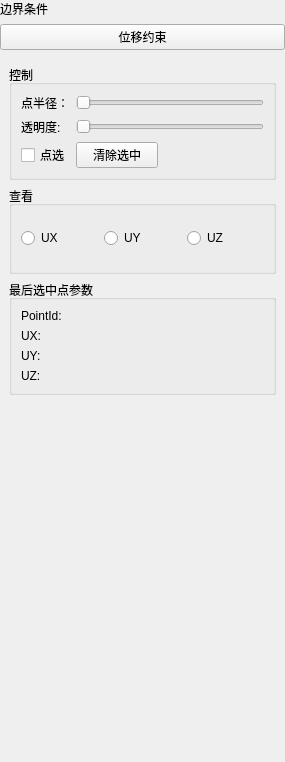
The window that plugins/Base_PhysicalField/DisplacementConstraintWidget.ui (asd977/base_cae) describes before a commit, drawn with Qt 5.
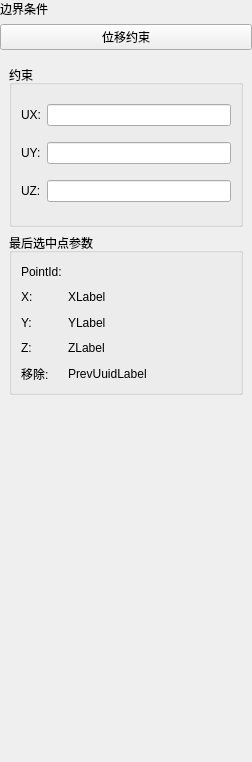
The same window after the commit.

```diff
--- a/plugins/Base_PhysicalField/DisplacementConstraintWidget.ui
+++ b/plugins/Base_PhysicalField/DisplacementConstraintWidget.ui
@@ -6,7 +6,7 @@
    <rect>
     <x>0</x>
     <y>0</y>
-    <width>285</width>
+    <width>252</width>
     <height>762</height>
    </rect>
   </property>
@@ -73,132 +73,42 @@
       </size>
      </property>
      <layout class="QVBoxLayout" name="verticalLayout_3">
-      <item>
-       <widget class="QGroupBox" name="groupBox_2">
-        <property name="minimumSize">
-         <size>
-          <width>0</width>
-          <height>0</height>
-         </size>
-        </property>
-        <property name="styleSheet">
-         <string notr="true"/>
-        </property>
-        <property name="title">
-         <string>控制</string>
-        </property>
-        <layout class="QGridLayout" name="gridLayout">
-         <item row="2" column="0">
-          <widget class="QCheckBox" name="clickSelectionCheckBox">
-           <property name="sizePolicy">
-            <sizepolicy hsizetype="Minimum" vsizetype="Fixed">
-             <horstretch>0</horstretch>
-             <verstretch>0</verstretch>
-            </sizepolicy>
-           </property>
-           <property name="text">
-            <string>点选</string>
-           </property>
-          </widget>
-         </item>
-         <item row="0" column="1">
-          <widget class="QSlider" name="radiusSlider">
-           <property name="orientation">
-            <enum>Qt::Orientation::Horizontal</enum>
-           </property>
-          </widget>
-         </item>
-         <item row="2" column="1">
-          <widget class="QPushButton" name="clearSelectedButton">
-           <property name="sizePolicy">
-            <sizepolicy hsizetype="Fixed" vsizetype="Fixed">
-             <horstretch>0</horstretch>
-             <verstretch>0</verstretch>
-            </sizepolicy>
-           </property>
-           <property name="minimumSize">
-            <size>
-             <width>82</width>
-             <height>0</height>
-            </size>
-           </property>
-           <property name="text">
-            <string>清除选中</string>
-           </property>
-          </widget>
-         </item>
-         <item row="1" column="1">
-          <widget class="QSlider" name="transparencySlider">
-           <property name="orientation">
-            <enum>Qt::Orientation::Horizontal</enum>
-           </property>
-          </widget>
-         </item>
-         <item row="1" column="0">
-          <widget class="QLabel" name="label_8">
-           <property name="text">
-            <string>透明度:</string>
-           </property>
-          </widget>
-         </item>
-         <item row="0" column="0">
-          <widget class="QLabel" name="label_7">
-           <property name="sizePolicy">
-            <sizepolicy hsizetype="Fixed" vsizetype="Preferred">
-             <horstretch>0</horstretch>
-             <verstretch>0</verstretch>
-            </sizepolicy>
-           </property>
-           <property name="text">
-            <string>点半径：</string>
-           </property>
-          </widget>
-         </item>
-        </layout>
-       </widget>
-      </item>
       <item>
        <widget class="QGroupBox" name="groupBox">
-        <property name="sizePolicy">
-         <sizepolicy hsizetype="Expanding" vsizetype="Preferred">
-          <horstretch>0</horstretch>
-          <verstretch>0</verstretch>
-         </sizepolicy>
-        </property>
-        <property name="minimumSize">
-         <size>
-          <width>0</width>
-          <height>0</height>
-         </size>
-        </property>
-        <property name="styleSheet">
-         <string notr="true"/>
-        </property>
         <property name="title">
-         <string>查看</string>
+         <string>约束</string>
         </property>
-        <layout class="QHBoxLayout" name="horizontalLayout_3">
-         <item>
-          <widget class="QRadioButton" name="uxRadio">
+        <layout class="QGridLayout" name="gridLayout">
+         <item row="0" column="0">
+          <widget class="QLabel" name="label_3">
            <property name="text">
-            <string>UX</string>
+            <string>UX:</string>
            </property>
           </widget>
          </item>
-         <item>
-          <widget class="QRadioButton" name="uyRadio">
+         <item row="0" column="1">
+          <widget class="QLineEdit" name="UXLineEdit"/>
+         </item>
+         <item row="1" column="0">
+          <widget class="QLabel" name="label_4">
            <property name="text">
-            <string>UY</string>
+            <string>UY:</string>
            </property>
           </widget>
          </item>
-         <item>
-          <widget class="QRadioButton" name="uzRadio">
+         <item row="1" column="1">
+          <widget class="QLineEdit" name="UYLineEdit"/>
+         </item>
+         <item row="2" column="0">
+          <widget class="QLabel" name="label_5">
            <property name="text">
-            <string>UZ</string>
+            <string>UZ:</string>
            </property>
           </widget>
          </item>
+         <item row="2" column="1">
+          <widget class="QLineEdit" name="UZLineEdit"/>
+         </item>
         </layout>
        </widget>
       </item>
@@ -223,6 +133,79 @@
          <string>最后选中点参数</string>
         </property>
         <layout class="QGridLayout" name="gridLayout_4">
+         <item row="1" column="0">
+          <widget class="QLabel" name="label_6">
+           <property name="sizePolicy">
+            <sizepolicy hsizetype="Fixed" vsizetype="Preferred">
+             <horstretch>0</horstretch>
+             <verstretch>0</verstretch>
+            </sizepolicy>
+           </property>
+           <property name="text">
+            <string>X:</string>
+           </property>
+          </widget>
+         </item>
+         <item row="3" column="0">
+          <widget class="QLabel" name="label_8">
+           <property name="sizePolicy">
+            <sizepolicy hsizetype="Fixed" vsizetype="Preferred">
+             <horstretch>0</horstretch>
+             <verstretch>0</verstretch>
+            </sizepolicy>
+           </property>
+           <property name="text">
+            <string>Z:</string>
+           </property>
+          </widget>
+         </item>
+         <item row="2" column="1">
+          <widget class="QLabel" name="YLabel">
+           <property name="text">
+            <string>YLabel</string>
+           </property>
+          </widget>
+         </item>
+         <item row="4" column="0">
+          <widget class="QLabel" name="label_10">
+           <property name="sizePolicy">
+            <sizepolicy hsizetype="Fixed" vsizetype="Preferred">
+             <horstretch>0</horstretch>
+             <verstretch>0</verstretch>
+            </sizepolicy>
+           </property>
+           <property name="text">
+            <string>移除:</string>
+           </property>
+          </widget>
+         </item>
+         <item row="4" column="1">
+          <widget class="QLabel" name="PrevUuidLabel">
+           <property name="text">
+            <string>PrevUuidLabel</string>
+           </property>
+          </widget>
+         </item>
+         <item row="1" column="1">
+          <widget class="QLabel" name="XLabel">
+           <property name="text">
+            <string>XLabel</string>
+           </property>
+          </widget>
+         </item>
+         <item row="2" column="0">
+          <widget class="QLabel" name="label_7">
+           <property name="sizePolicy">
+            <sizepolicy hsizetype="Fixed" vsizetype="Preferred">
+             <horstretch>0</horstretch>
+             <verstretch>0</verstretch>
+            </sizepolicy>
+           </property>
+           <property name="text">
+            <string>Y:</string>
+           </property>
+          </widget>
+         </item>
          <item row="0" column="1">
           <widget class="QLabel" name="IDLabel">
            <property name="text">
@@ -230,13 +213,6 @@
            </property>
           </widget>
          </item>
-         <item row="1" column="0">
-          <widget class="QLabel" name="label_9">
-           <property name="text">
-            <string>UX:</string>
-           </property>
-          </widget>
-         </item>
          <item row="0" column="0">
           <widget class="QLabel" name="label_2">
            <property name="sizePolicy">
@@ -247,7 +223,7 @@
            </property>
            <property name="minimumSize">
             <size>
-             <width>73</width>
+             <width>0</width>
              <height>0</height>
             </size>
            </property>
@@ -256,38 +232,10 @@
            </property>
           </widget>
          </item>
-         <item row="1" column="1">
-          <widget class="QLabel" name="UXLabel">
-           <property name="text">
-            <string/>
-           </property>
-          </widget>
-         </item>
-         <item row="2" column="1">
-          <widget class="QLabel" name="UYLabel">
-           <property name="text">
-            <string/>
-           </property>
-          </widget>
-         </item>
-         <item row="2" column="0">
-          <widget class="QLabel" name="label_11">
-           <property name="text">
-            <string>UY:</string>
-           </property>
-          </widget>
-         </item>
-         <item row="3" column="0">
-          <widget class="QLabel" name="label_13">
-           <property name="text">
-            <string>UZ:</string>
-           </property>
-          </widget>
-         </item>
          <item row="3" column="1">
           <widget class="QLabel" name="UZLabel">
            <property name="text">
-            <string/>
+            <string>ZLabel</string>
            </property>
           </widget>
          </item>
```
Left out of the diff: 2 changed lines with no effect on the pictures.
